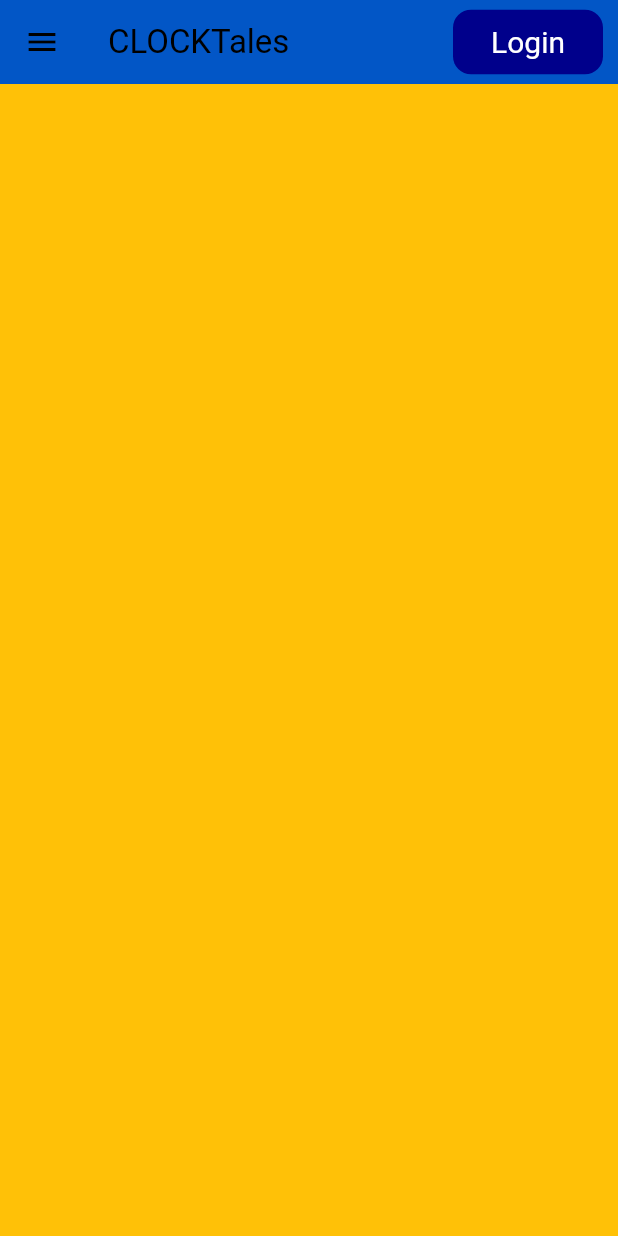
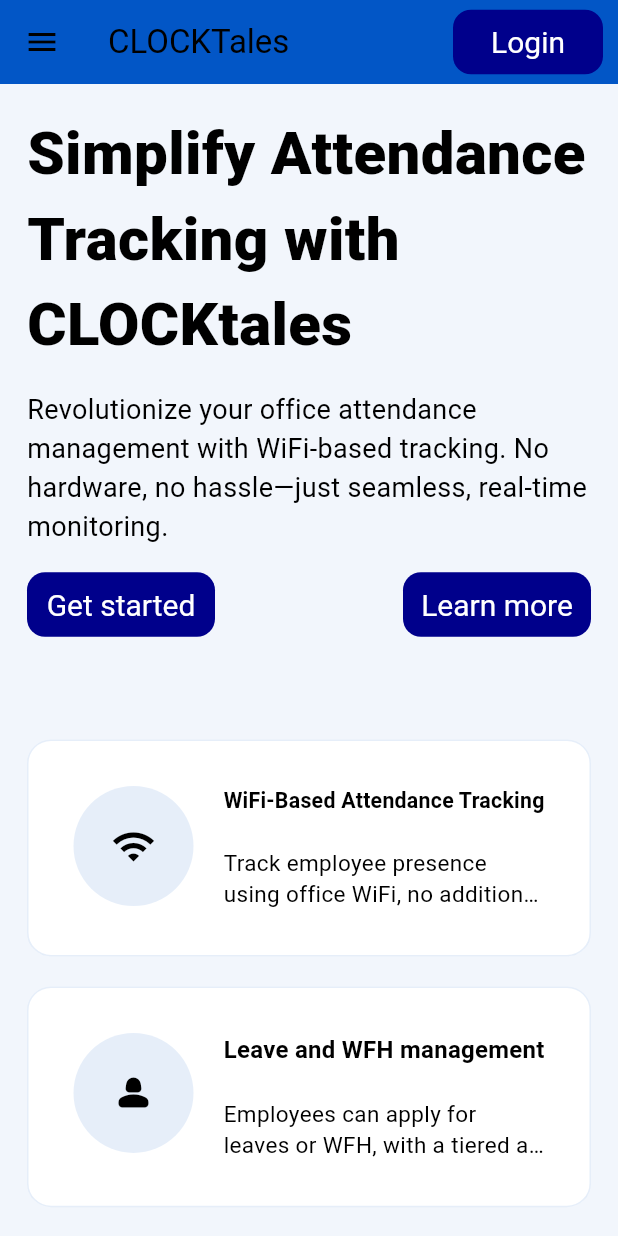
Before and after one commit to ManishMK1438/flutter_web_practice, a Flutter app: the screen it shows after launch, on a phone screen of 412 x 824 dp. Run offline on Flutter 3.47's test engine with Material 3 defaults, Android fonts, the light colour scheme and no system bars; our stand-ins replace equatable, gap.

Commit message:
home page features and about us section added for mobile screen

```diff
--- a/lib/core/exports/widget_exports.dart
+++ b/lib/core/exports/widget_exports.dart
@@ -9,4 +9,5 @@ export 'package:flutter_web_practice/core/widgets/builders/universal_grid_view.d
 export 'package:flutter_web_practice/core/widgets/builders/universal_list_view.dart';
 export 'package:flutter_web_practice/core/widgets/buttons.dart';
 export 'package:flutter_web_practice/core/widgets/custom_app_bar.dart';
+export 'package:flutter_web_practice/core/widgets/custom_footer.dart';
 export 'package:flutter_web_practice/core/widgets/responsive_layout.dart';
--- a/lib/core/utils/strings.dart
+++ b/lib/core/utils/strings.dart
@@ -13,6 +13,22 @@ class AppStrings {
   static const welcomeClockTales =
       "Welcome to CLOCKtales! We are a team of innovators at Goolean, passionate about simplifying workplace attendance management. Our mission is to provide a seamless, efficient, and user-friendly solution that helps businesses of all sizes track attendance effortlessly.";
   static const readMore = "Read more";
+  static const gooleanAddress =
+      "401-B, Iris Tech Park Sohna Road, Sector-48 Gurugram, Haryana";
+  static const email = "Email: abc@goolean.tech";
+  static const phone = "Phone: +91 9876543210";
+  static const usefulLinks = "Useful Links";
+  static const ourServices = "Our Services";
+  static const home = "Home";
+  static const features = "Features";
+  static const webDesign = "Web Design";
+  static const webDevelopment = "Web Development";
+  static const appDevelopment = "App Development";
+  static const marketing = "Marketing";
+  static const graphicDesign = "Graphic Design";
+  static const copyrightText = "© Copyright CLOCKtales All Rights Reserved";
+  static const designAndDeveloped =
+      "Designed and Developed by Goolean Technologies Pvt. Ltd.";
 }
 
 class AppImages {
--- a/lib/core/utils/typedef.dart
+++ b/lib/core/utils/typedef.dart
@@ -2,3 +2,6 @@ import 'package:flutter/material.dart';
 
 typedef ItemBuilder<T> =
     Widget Function(BuildContext context, T item, int index);
+
+typedef SeparatorBuilder<T> =
+    Widget Function(BuildContext context, T item, int index);
--- a/lib/core/widgets/builders/universal_list_view.dart
+++ b/lib/core/widgets/builders/universal_list_view.dart
@@ -4,42 +4,97 @@ import 'package:flutter_web_practice/core/exports/widget_exports.dart';
 class UniversalListView<T> extends StatelessWidget {
   final List<T> items;
   final ItemBuilder<T> itemBuilder;
-  final Future<void> Function()? onRefresh; // The refresh logic
+  final SeparatorBuilder<T>? separatorBuilder;
+  final Future<void> Function()? onRefresh;
   final EdgeInsetsGeometry? padding;
   final bool shrinkWrap;
   final ScrollPhysics? physics;
 
-  const UniversalListView({
+  const UniversalListView._({
     super.key,
     required this.items,
     required this.itemBuilder,
     this.onRefresh,
     this.padding,
     this.physics,
+    this.separatorBuilder,
     this.shrinkWrap = false,
   });
 
+  // Standard Factory
+  factory UniversalListView({
+    required List<T> items,
+    required ItemBuilder<T> itemBuilder,
+    Future<void> Function()? onRefresh,
+    EdgeInsetsGeometry? padding,
+    bool shrinkWrap = false,
+    ScrollPhysics? physics,
+  }) {
+    return UniversalListView._(
+      items: items,
+      itemBuilder: itemBuilder,
+      onRefresh: onRefresh,
+      padding: padding,
+      shrinkWrap: shrinkWrap,
+      physics: physics,
+    );
+  }
+
+  // Separated Factory
+  factory UniversalListView.separated({
+    required List<T> items,
+    required ItemBuilder<T> itemBuilder,
+    required SeparatorBuilder<T> separatorBuilder,
+    Future<void> Function()? onRefresh,
+    EdgeInsetsGeometry? padding,
+    bool shrinkWrap = false,
+    ScrollPhysics? physics,
+  }) {
+    return UniversalListView._(
+      items: items,
+      itemBuilder: itemBuilder,
+      separatorBuilder: separatorBuilder,
+      onRefresh: onRefresh,
+      padding: padding,
+      shrinkWrap: shrinkWrap,
+      physics: physics,
+    );
+  }
+
   @override
   Widget build(BuildContext context) {
-    // 1. Prepare the List widget
-    Widget list = ListView.builder(
-      // CRITICAL: AlwaysScrollableScrollPhysics allows pull-to-refresh
-      // even if the list is empty or doesn't fill the screen.
-      physics: physics ?? const AlwaysScrollableScrollPhysics(),
-      padding: padding ?? const EdgeInsets.all(16),
-      shrinkWrap: shrinkWrap,
-      itemCount: items.length,
-      itemBuilder: (context, index) =>
-          itemBuilder(context, items[index], index),
-    );
+    final commonPhysics = physics ?? const AlwaysScrollableScrollPhysics();
+    final commonPadding = padding ?? const EdgeInsets.all(kAppPadding);
 
-    // 2. Wrap it in RefreshIndicator only if onRefresh is provided
+    // Choose the list type based on whether a separator was provided
+    Widget list;
+
+    if (separatorBuilder != null) {
+      list = ListView.separated(
+        physics: commonPhysics,
+        padding: commonPadding,
+        shrinkWrap: shrinkWrap,
+        itemCount: items.length,
+        itemBuilder: (context, index) =>
+            itemBuilder(context, items[index], index),
+        separatorBuilder: (context, index) =>
+            separatorBuilder!(context, items[index], index),
+      );
+    } else {
+      list = ListView.builder(
+        physics: commonPhysics,
+        padding: commonPadding,
+        shrinkWrap: shrinkWrap,
+        itemCount: items.length,
+        itemBuilder: (context, index) =>
+            itemBuilder(context, items[index], index),
+      );
+    }
+
     if (onRefresh != null) {
       return RefreshIndicator(
         onRefresh: onRefresh!,
-        color: Theme.of(
-          context,
-        ).primaryColor, // Uses your AppTheme primaryColor
+        color: Theme.of(context).primaryColor,
         child: list,
       );
     }
--- /dev/null
+++ b/lib/features/home/data/datasource/features_list_data.dart
@@ -0,0 +1,32 @@
+import 'package:flutter/material.dart';
+import 'package:flutter_web_practice/features/home/home_exports.dart';
+
+const featureGridList = [
+  FeatureGridEntity(
+    icon: Icons.wifi,
+    title: "WiFi-Based Attendance Tracking",
+    desc:
+        "Track employee presence using office WiFi, no additional hardware needed.",
+  ),
+  FeatureGridEntity(
+    icon: Icons.person_2_rounded,
+    title: "Leave and WFH management",
+    desc:
+        "Employees can apply for leaves or WFH, with a tiered approval process.",
+  ),
+  FeatureGridEntity(
+    icon: Icons.calendar_month,
+    title: "Attendance viewing",
+    desc: "View attendance records for any custom period.",
+  ),
+  FeatureGridEntity(
+    icon: Icons.settings,
+    title: "Admin configuration",
+    desc: "Manage company structure nd employee with ease.",
+  ),
+  FeatureGridEntity(
+    icon: Icons.auto_graph_rounded,
+    title: "Advance features (Enterprise)",
+    desc: "HRMS integration, advance analytics and dedicated support",
+  ),
+];
--- a/lib/features/home/home_exports.dart
+++ b/lib/features/home/home_exports.dart
@@ -6,6 +6,7 @@ export 'presentation/widgets/home_about_section.dart';
 export 'presentation/widgets/home_screen_mobile.dart';
 export 'presentation/widgets/home_screen_tab.dart';
 export 'presentation/widgets/home_screen_web.dart';
+export 'presentation/widgets/intro_column.dart';
 
 // features/home/home_exports.dart
 
--- a/lib/features/home/presentation/widgets/features_grid_tile.dart
+++ b/lib/features/home/presentation/widgets/features_grid_tile.dart
@@ -40,7 +40,7 @@ class FeaturesGridTile extends StatelessWidget {
                   title,
                   style: TextStyle(fontWeight: .bold, fontSize: 20),
                   overflow: .ellipsis,
-                ),
+                ).textScale(),
                 kGap20,
                 Text(
                   desc,
--- a/lib/features/home/presentation/widgets/home_about_section.dart
+++ b/lib/features/home/presentation/widgets/home_about_section.dart
@@ -7,7 +7,7 @@ class HomeAboutSection extends StatelessWidget {
   @override
   Widget build(BuildContext context) {
     return Container(
-      padding: .all(60),
+      padding: PlatformInfo.isDesktop(context) ? .all(60) : .all(kAppPadding),
       color: kWhite,
       child: Row(
         children: [
--- a/lib/features/home/presentation/widgets/home_screen_mobile.dart
+++ b/lib/features/home/presentation/widgets/home_screen_mobile.dart
@@ -1,10 +1,35 @@
 import 'package:flutter/material.dart';
+import 'package:flutter_web_practice/core/exports/widget_exports.dart';
+import 'package:flutter_web_practice/features/home/data/datasource/features_list_data.dart';
+import 'package:flutter_web_practice/features/home/home_exports.dart';
 
 class HomeScreenMobile extends StatelessWidget {
   const HomeScreenMobile({super.key});
 
   @override
   Widget build(BuildContext context) {
-    return Container(color: Colors.amber, constraints: BoxConstraints.expand());
+    return SingleChildScrollView(
+      key: key,
+      child: Column(
+        children: [
+          IntroColumn().addPadding(padding: .all(kAppPadding)),
+          kGap30,
+          UniversalListView<FeatureGridEntity>.separated(
+            padding: .all(0),
+            shrinkWrap: true,
+            items: featureGridList,
+            separatorBuilder: (ctx, item, index) => kGap20,
+            itemBuilder: (ctx, item, index) => FeaturesGridTile(
+              icon: item.icon,
+              title: item.title,
+              desc: item.desc,
+            ),
+          ).addPadding(padding: .all(kAppPadding)),
+          kGap50,
+          HomeAboutSection(),
+          CustomFooter(),
+        ],
+      ),
+    );
   }
 }
--- /dev/null
+++ b/lib/features/home/presentation/widgets/intro_column.dart
@@ -0,0 +1,34 @@
+import 'package:flutter/material.dart';
+import 'package:flutter_web_practice/core/exports/widget_exports.dart';
+
+class IntroColumn extends StatelessWidget {
+  const IntroColumn({super.key});
+
+  @override
+  Widget build(BuildContext context) {
+    return Column(
+      mainAxisAlignment: .center,
+      children: [
+        Text(
+          AppStrings.simplify,
+          style: TextStyle(fontWeight: .w800, fontSize: 40),
+        ),
+        kGap15,
+        Text(AppStrings.simplifyDesc, style: TextStyle(fontSize: 18)),
+        kGap15,
+        Row(
+          mainAxisAlignment: .spaceBetween,
+          children: [
+            Expanded(
+              child: PrimaryButton(text: AppStrings.getStarted, onTap: () {}),
+            ),
+            Spacer(),
+            Expanded(
+              child: PrimaryButton(text: AppStrings.learnMore, onTap: () {}),
+            ),
+          ],
+        ),
+      ],
+    );
+  }
+}
```
Also changed, not shown: lib/core/extensions/extensions.dart (+13 -0 lines), lib/core/widgets/custom_footer.dart (added, +157 -0 lines), lib/features/home/presentation/widgets/home_screen_tab.dart (+7 -5 lines), lib/features/home/presentation/widgets/home_screen_web.dart (+4 -65 lines).
